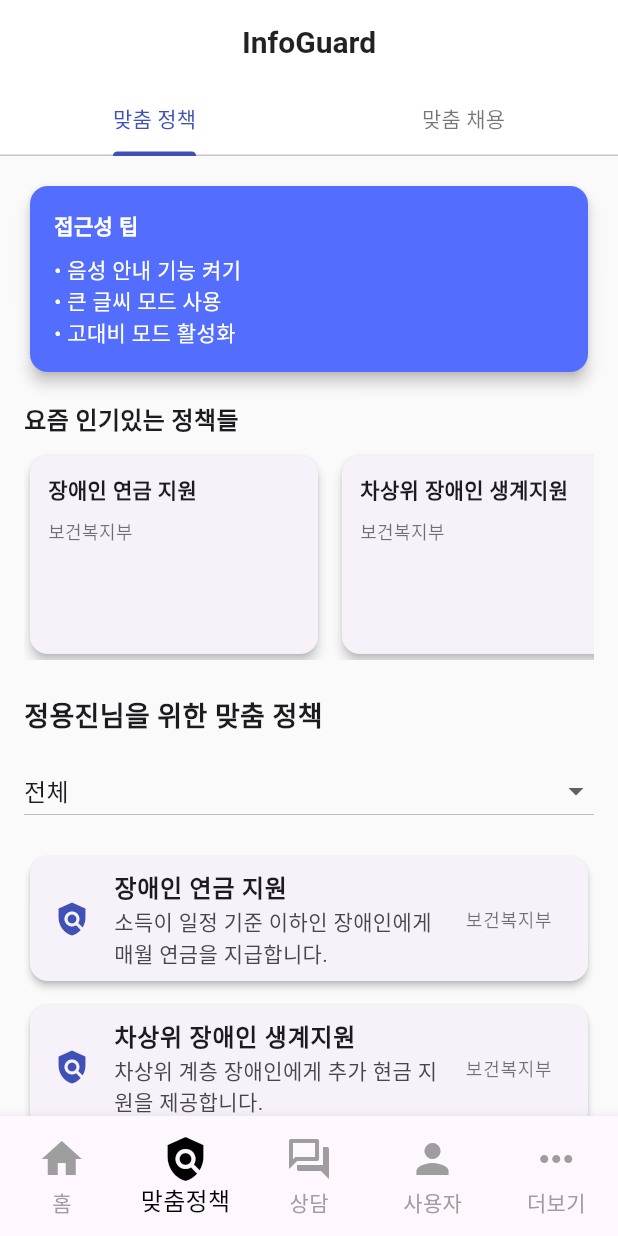
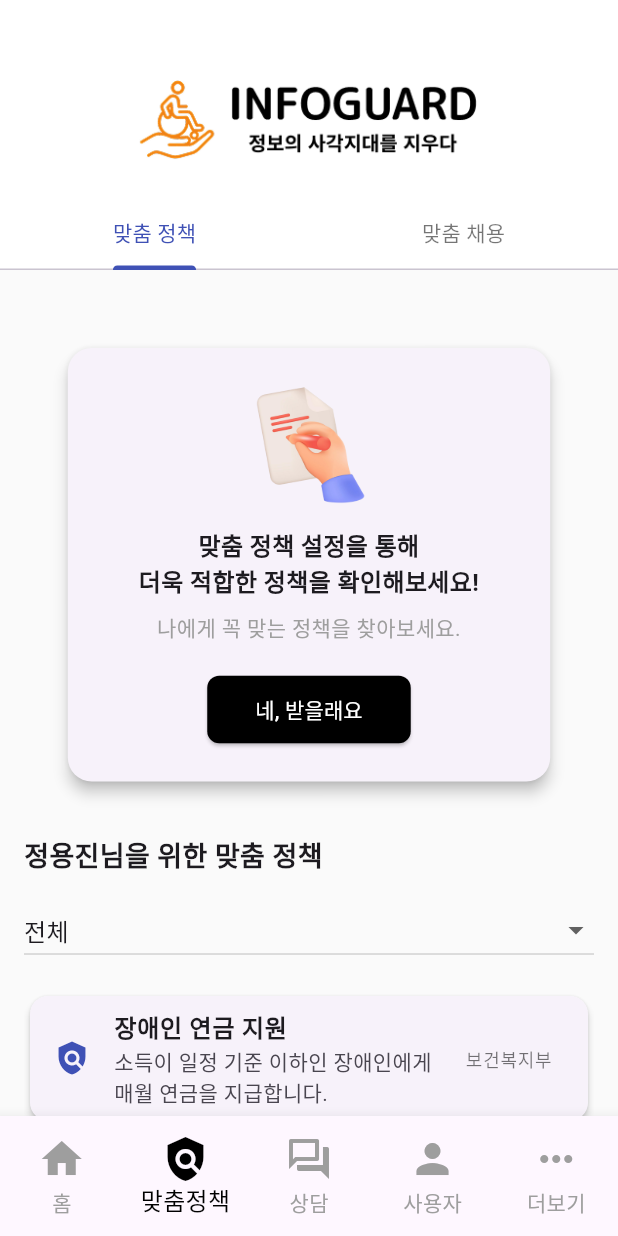
Before and after one commit to InfoGuard-NoOneLeftOut/FE, a Flutter app: the screen it shows after launch, item 2 of the bottom bar chosen, on a phone screen of 412 x 824 dp. Run offline on Flutter 3.47's test engine with Material 3 defaults, Android fonts, the phone set to English and light mode, and no system bars; our stand-ins replace carousel_slider; network calls fail.

Commit message:
[Style] main logo app bar error resolve

```diff
--- a/lib/screens/options.dart
+++ b/lib/screens/options.dart
@@ -1,5 +1,6 @@
 import 'package:flutter/material.dart';
 import 'package:infogaurd_fe/widgets/components/main_logo_header.dart';
+import 'package:infogaurd_fe/widgets/components/accessibility_tips_widget.dart';
 
 class OptionsScreen extends StatelessWidget {
   // 더보기 페이지
@@ -13,8 +14,8 @@
                 padding: const EdgeInsets.fromLTRB(20, 30, 20, 20), //좌, 상, 우, 하
                 child: Column(
                     children: [
-                      MainLogoHeader(),
-                      Text('더보기 페이지'),
+                      Center(child: MainLogoHeader()),
+                      AccessibilityTipsWidget(),
                     ]
                 )
             )
--- a/lib/screens/policy.dart
+++ b/lib/screens/policy.dart
@@ -4,6 +4,7 @@
 import 'package:infogaurd_fe/widgets/cards/personalization_consent_card.dart';
 import 'package:infogaurd_fe/widgets/lists/recommendation_policy_list.dart';
 import 'package:infogaurd_fe/widgets/lists/recommendation_job_list.dart';
+import 'package:infogaurd_fe/widgets/components/main_logo_header.dart';
 
 class PolicyScreen extends StatefulWidget {
   const PolicyScreen({Key? key}) : super(key: key);
@@ -28,27 +29,6 @@
     _allJobs = JobOpportunity.sampleJobs();
   }
 
-  Widget _buildAccessibilityTips() {
-    return Card(
-      color: Colors.indigoAccent,
-      shape: RoundedRectangleBorder(borderRadius: BorderRadius.circular(12)),
-      elevation: 4,
-      child: Padding(
-        padding: const EdgeInsets.all(16),
-        child: Column(
-          crossAxisAlignment: CrossAxisAlignment.start,
-          children: const [
-            Text('접근성 팁', style: TextStyle(color: Colors.white, fontWeight: FontWeight.bold)),
-            SizedBox(height: 8),
-            Text('• 음성 안내 기능 켜기', style: TextStyle(color: Colors.white)),
-            Text('• 큰 글씨 모드 사용', style: TextStyle(color: Colors.white)),
-            Text('• 고대비 모드 활성화', style: TextStyle(color: Colors.white)),
-          ],
-        ),
-      ),
-    );
-  }
-
   @override
   Widget build(BuildContext context) {
     final policyCategories = _policyMap.keys.toList();
@@ -67,10 +47,11 @@
       length: 2,
       child: Scaffold(
         backgroundColor: Colors.grey[50],
-        appBar: AppBar(
+        appBar: PreferredSize(
+          preferredSize: const Size.fromHeight(180),
+          child: AppBar(
             elevation: 0,
             backgroundColor: Colors.white,
-          title: const Text('InfoGuard', style: TextStyle(color: Colors.black87, fontWeight: FontWeight.bold, fontSize: 20)),
             centerTitle: true,
             bottom: const TabBar(
               indicatorColor: Colors.indigo,
@@ -78,15 +59,40 @@
               unselectedLabelColor: Colors.black54,
               tabs: [Tab(text: '맞춤 정책'), Tab(text: '맞춤 채용')],
             ),
+            flexibleSpace: Padding(
+              padding: const EdgeInsets.fromLTRB(20, 30, 20, 20),
+              child: Align(
+                alignment: Alignment.center,
+                child: MainLogoHeader(),
               ),
+            ),
+          ),
+        ),
+
         body: TabBarView(
           children: [
             // 맞춤 정책: 리스팅 전체, 스크롤 가능한 ListView
             ListView(
               padding: const EdgeInsets.all(16),
               children: [
-                _buildAccessibilityTips(),
+                const SizedBox(height: 32),
+                PersonalizationConsentCard(),
+                const SizedBox(height: 32),
+                const Text('정용진님을 위한 맞춤 정책', style: TextStyle(fontSize: 18, fontWeight: FontWeight.bold)),
+                const SizedBox(height: 12),
+                DropdownButton<String>(
+                  value: _selectedPolicyCategory,
+                  isExpanded: true,
+                  items: policyCategories.map((cat) => DropdownMenuItem(value: cat, child: Text(cat))).toList(),
+                  onChanged: (val) => setState(() => _selectedPolicyCategory = val!),
+                ),
                 const SizedBox(height: 16),
+                SizedBox(
+                  height: 400,
+                  child: RecommendationPolicySection(policies: policyList),
+                ),
+                // 인기 정책
+                const SizedBox(height: 32),
                 const Text('요즘 인기있는 정책들', style: TextStyle(fontSize: 16, fontWeight: FontWeight.w600)),
                 const SizedBox(height: 8),
                 SizedBox(
@@ -118,26 +124,15 @@
                     },
                   ),
                 ),
-                const SizedBox(height: 24),
-                const Text('정용진님을 위한 맞춤 정책', style: TextStyle(fontSize: 18, fontWeight: FontWeight.bold)),
-                const SizedBox(height: 12),
-                DropdownButton<String>(
-                  value: _selectedPolicyCategory,
-                  isExpanded: true,
-                  items: policyCategories.map((cat) => DropdownMenuItem(value: cat, child: Text(cat))).toList(),
-                  onChanged: (val) => setState(() => _selectedPolicyCategory = val!),
-                ),
-                const SizedBox(height: 16),
-                SizedBox(
-                  height: 400,
-                  child: RecommendationPolicySection(policies: policyList),
-                ),
               ],
             ),
             // 맞춤 채용: 전체 채용 리스트 & 추천 기업
             ListView(
               padding: const EdgeInsets.all(16),
               children: [
+                const SizedBox(height: 32),
+                PersonalizationConsentCard(),
+                const SizedBox(height: 16),
                 const Text('맞춤 기업 추천', style: TextStyle(fontSize: 18, fontWeight: FontWeight.bold)),
                 const SizedBox(height: 12),
                 SizedBox(
```
Also changed, not shown: lib/screens/support.dart (+18 -14 lines), lib/widgets/components/accessibility_tips_widget.dart (added, +30 -0 lines). Lines whose indentation alone changed are shown as unchanged.
